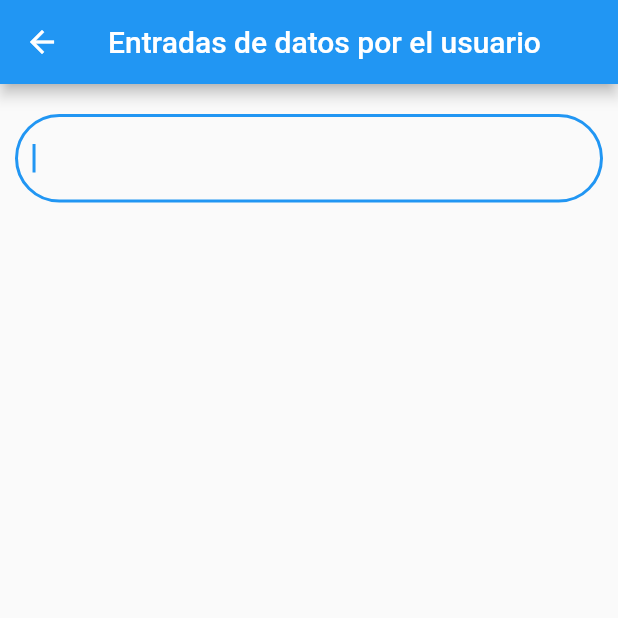
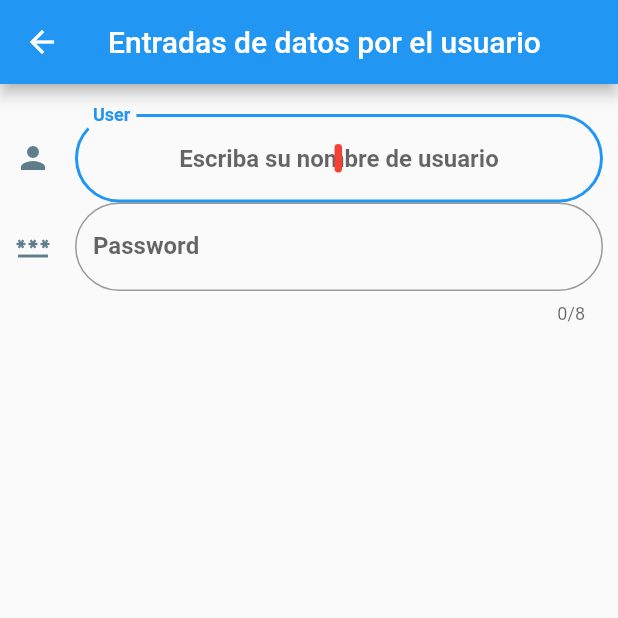
Before and after one commit to NoeNavarro1/Componentes, a Flutter app: the InputsScreens screen opened by its route, on a phone screen of 412 x 824 dp, the top half of it. Run offline on Flutter 3.47's test engine with Material 2 defaults, Android fonts, the phone set to English and light mode, and no system bars.

Commit message:
3er commit

```diff
--- a/lib/providers/inputs_screen.dart
+++ b/lib/providers/inputs_screen.dart
@@ -9,6 +9,7 @@ class InputsScreens extends StatefulWidget {
 
 class _InputsScreensState extends State<InputsScreens> {
   String _userName = '';
+  String _password = '';
   @override
   Widget build(BuildContext context) {
     return Scaffold(
@@ -18,18 +19,33 @@ class _InputsScreensState extends State<InputsScreens> {
       body: ListView(
         padding: const EdgeInsets.symmetric(horizontal: 10.0, vertical: 20.0),
         children: [
-          _crearEntrada(),
+          _crearEntradaNombre(),
+          _crearEntradaPassword(),
         ],
       ),
     );
   }
 
-  Widget _crearEntrada() {
+  Widget _crearEntradaNombre() {
     return TextField(
         autofocus: true,
-        textCapitalization: TextCapitalization.words,
+        textAlign: TextAlign.center,
+        textCapitalization: TextCapitalization.sentences,
+        style:const TextStyle(
+          color: Colors.amberAccent,
+          fontWeight: FontWeight.bold
+        ),
+        cursorColor: Colors.red,
+        cursorRadius: const Radius.circular(10.0),
+        cursorWidth: 5.0,
+        maxLines: null,
         decoration: InputDecoration(
           border: OutlineInputBorder(borderRadius: BorderRadius.circular(30.0)),
+          hintText: "Escriba su nombre de usuario",
+          labelText: ('User'),
+          icon :const Icon(Icons.person),
+          iconColor: Colors.blueGrey,
+          //prefix: const CircularProgressIndicator(),
         ),
         onChanged: (valor) {
           _userName = valor;
@@ -37,4 +53,34 @@ class _InputsScreensState extends State<InputsScreens> {
         }
         );
   }
+
+  Widget _crearEntradaPassword() {
+    return TextField(
+        autofocus: true,
+        textAlign: TextAlign.center,
+        textCapitalization: TextCapitalization.sentences,
+        style:const TextStyle(
+          color: Colors.amberAccent,
+          fontWeight: FontWeight.bold
+        ),
+        cursorColor: Colors.red,
+        cursorRadius: const Radius.circular(10.0),
+        cursorWidth: 5.0,
+        maxLength: 8,
+        obscureText: true,
+        keyboardType: TextInputType.number,
+        decoration: InputDecoration(
+          border: OutlineInputBorder(borderRadius: BorderRadius.circular(30.0)),
+          hintText: "Escriba su password",
+          labelText: ('Password'),
+          icon :const Icon(Icons.password),
+          iconColor: Colors.blueGrey,
+          //prefix: const CircularProgressIndicator(),
+        ),
+        onChanged: (valor) {
+          _userName = valor;
+          print(_password);
+        }
+        );
+  }
 }
```
Also changed, not shown: lib/main.dart (line endings or trailing spaces).
